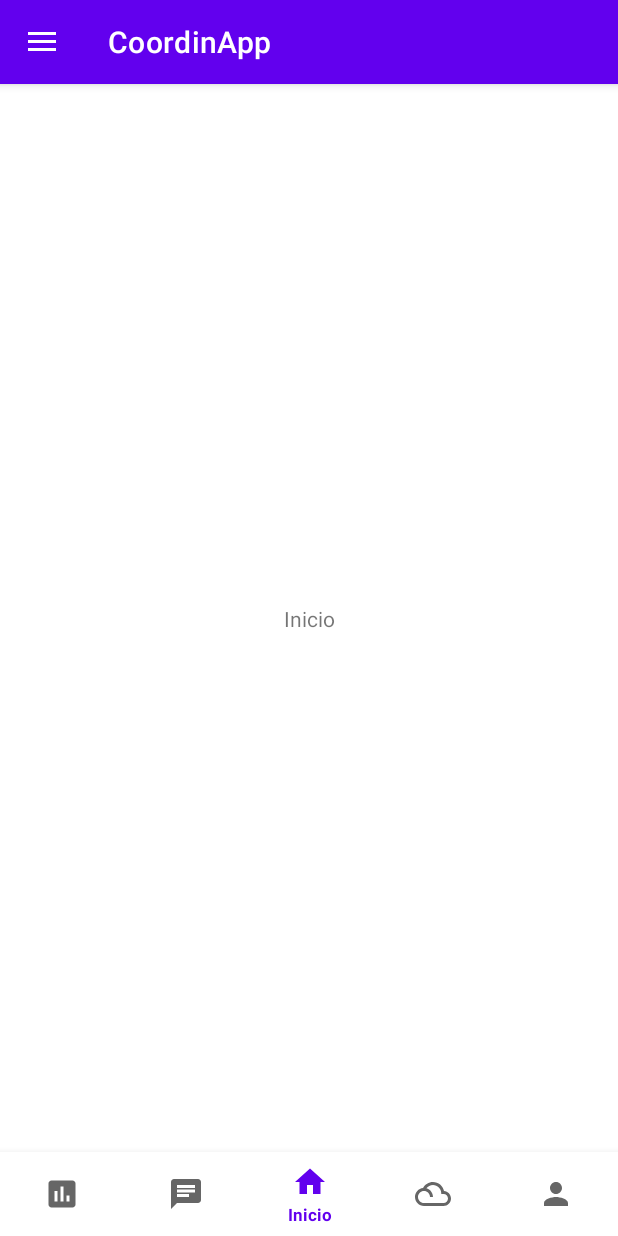
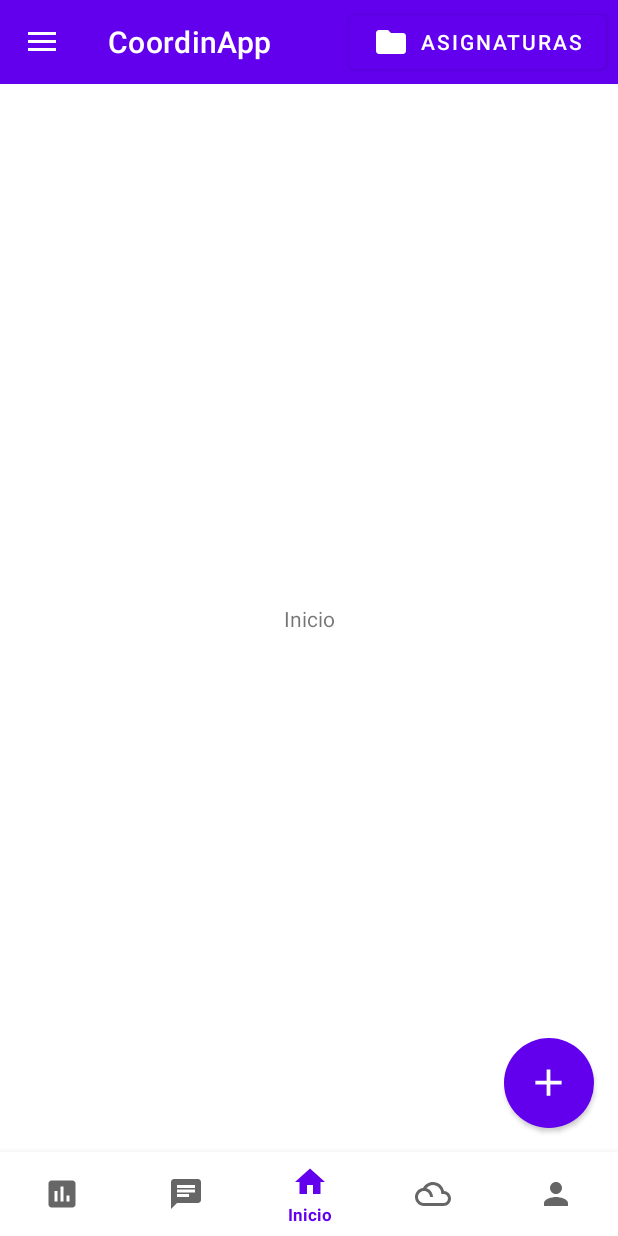
Before and after one commit to marmatsan/CoordinApp, an Android app: the screen it shows after launch (MainActivity), item 3 of the bottom bar chosen, on a phone screen of 412 x 824 dp. Run offline under Robolectric (Android 15) with nearby library versions, the light colour scheme and no system bars.

Commit message:
skeleton for subjects menu

```diff
--- a/app/src/main/java/com/elcazadordebaterias/coordinapp/fragments/GroupsFragment.java
+++ b/app/src/main/java/com/elcazadordebaterias/coordinapp/fragments/GroupsFragment.java
@@ -49,7 +49,7 @@ public class GroupsFragment extends Fragment {
         mRecyclerView.setLayoutManager(mLayoutManager);
         mRecyclerView.setAdapter(mAdapter);
 
-        mAddGroup = rootView.findViewById(R.id.fragment_groups_button_addgroup);
+        mAddGroup = rootView.findViewById(R.id.addgroup);
         mAddGroup.setOnClickListener(new View.OnClickListener() {
             @Override
             public void onClick(View view) {
--- a/app/src/main/java/com/elcazadordebaterias/coordinapp/fragments/HomeFragment.java
+++ b/app/src/main/java/com/elcazadordebaterias/coordinapp/fragments/HomeFragment.java
@@ -9,51 +9,11 @@ import androidx.fragment.app.Fragment;
 
 import com.elcazadordebaterias.coordinapp.R;
 
-/**
- * A simple {@link Fragment} subclass.
- * Use the {@link HomeFragment#newInstance} factory method to
- * create an instance of this fragment.
- */
 public class HomeFragment extends Fragment {
-
-    // Rename parameter arguments, choose names that match
-    // the fragment initialization parameters, e.g. ARG_ITEM_NUMBER
-    private static final String ARG_PARAM1 = "param1";
-    private static final String ARG_PARAM2 = "param2";
-
-    // Rename and change types of parameters
-    private String mParam1;
-    private String mParam2;
-
-    public HomeFragment() {
-        // Required empty public constructor
-    }
-
-    /**
-     * Use this factory method to create a new instance of
-     * this fragment using the provided parameters.
-     *
-     * @param param1 Parameter 1.
-     * @param param2 Parameter 2.
-     * @return A new instance of fragment GroupsFragment.
-     */
-    // Rename and change types and number of parameters
-    public static HomeFragment newInstance(String param1, String param2) {
-        HomeFragment fragment = new HomeFragment();
-        Bundle args = new Bundle();
-        args.putString(ARG_PARAM1, param1);
-        args.putString(ARG_PARAM2, param2);
-        fragment.setArguments(args);
-        return fragment;
-    }
 
     @Override
     public void onCreate(Bundle savedInstanceState) {
         super.onCreate(savedInstanceState);
-        if (getArguments() != null) {
-            mParam1 = getArguments().getString(ARG_PARAM1);
-            mParam2 = getArguments().getString(ARG_PARAM2);
-        }
     }
 
     @Override
--- /dev/null
+++ b/app/src/main/res/drawable/ic_baseline_menu_24.xml
@@ -0,0 +1,10 @@
+<vector xmlns:android="http://schemas.android.com/apk/res/android"
+    android:width="24dp"
+    android:height="24dp"
+    android:viewportWidth="24"
+    android:viewportHeight="24"
+    android:tint="?attr/colorControlNormal">
+  <path
+      android:fillColor="@android:color/white"
+      android:pathData="M3,18h18v-2L3,16v2zM3,13h18v-2L3,11v2zM3,6v2h18L21,6L3,6z"/>
+</vector>
--- a/app/src/main/res/layout/activity_main.xml
+++ b/app/src/main/res/layout/activity_main.xml
@@ -14,8 +14,8 @@
         android:layout_height="match_parent"
         android:orientation="vertical">
 
-        <com.google.android.material.appbar.AppBarLayout
-            android:id="@+id/appBarLayout"
+        <androidx.coordinatorlayout.widget.CoordinatorLayout
+            android:id="@+id/coordinatorLayout"
             android:layout_width="match_parent"
             android:layout_height="wrap_content"
             app:layout_constraintBottom_toTopOf="@+id/fragment_container"
@@ -23,24 +23,31 @@
             app:layout_constraintStart_toStartOf="parent"
             app:layout_constraintTop_toTopOf="parent">
 
-            <com.google.android.material.appbar.MaterialToolbar
-                android:id="@+id/topAppBar"
-                style="@style/Widget.MaterialComponents.Toolbar.Primary"
+            <com.google.android.material.appbar.AppBarLayout
+                android:id="@+id/appBarLayout"
                 android:layout_width="match_parent"
-                android:layout_height="?attr/actionBarSize"
-                app:title="@string/app_name"
-                android:elevation="4dp"/>
+                android:layout_height="wrap_content"
+                app:layout_constraintBottom_toTopOf="@+id/fragment_container"
+                app:layout_constraintEnd_toEndOf="parent"
+                app:layout_constraintStart_toStartOf="parent"
+                app:layout_constraintTop_toTopOf="parent">
 
-        </com.google.android.material.appbar.AppBarLayout>
+                <include
+                    android:id="@+id/topAppBar"
+                    layout="@layout/topappbar" />
+
+            </com.google.android.material.appbar.AppBarLayout>
+
+        </androidx.coordinatorlayout.widget.CoordinatorLayout>
 
         <FrameLayout
             android:id="@+id/fragment_container"
             android:layout_width="match_parent"
             android:layout_height="0dp"
-            app:layout_constraintBottom_toTopOf="@id/bottom_navigation_view"
+            app:layout_constraintBottom_toTopOf="@+id/bottom_navigation_view"
             app:layout_constraintEnd_toEndOf="parent"
             app:layout_constraintStart_toStartOf="parent"
-            app:layout_constraintTop_toBottomOf="@+id/appBarLayout" />
+            app:layout_constraintTop_toBottomOf="@+id/coordinatorLayout" />
 
         <com.google.android.material.bottomnavigation.BottomNavigationView
             android:id="@+id/bottom_navigation_view"
--- /dev/null
+++ b/app/src/main/res/layout/button_add.xml
@@ -0,0 +1,19 @@
+<?xml version="1.0" encoding="utf-8"?>
+<com.google.android.material.button.MaterialButton xmlns:android="http://schemas.android.com/apk/res/android"
+    xmlns:app="http://schemas.android.com/apk/res-auto"
+    android:layout_width="60dp"
+    android:layout_height="60dp"
+    android:layout_marginEnd="16dp"
+    android:layout_marginBottom="16dp"
+    android:insetLeft="0dp"
+    android:insetTop="0dp"
+    android:insetRight="0dp"
+    android:insetBottom="0dp"
+    android:padding="0dp"
+    app:icon="@drawable/ic_baseline_add_24"
+    app:iconGravity="textStart"
+    app:iconPadding="0dp"
+    app:iconSize="30dp"
+    app:layout_constraintBottom_toBottomOf="parent"
+    app:layout_constraintEnd_toEndOf="parent"
+    app:shapeAppearanceOverlay="@style/ShapeAppearanceOverlay.CoordinApp.Button.CircleAdd" />
--- a/app/src/main/res/layout/fragment_home.xml
+++ b/app/src/main/res/layout/fragment_home.xml
@@ -16,4 +16,10 @@
         app:layout_constraintStart_toStartOf="parent"
         app:layout_constraintTop_toTopOf="parent" />
 
+    <include
+        layout="@layout/button_add"
+        android:id="@+id/addsubject"
+        app:layout_constraintBottom_toBottomOf="parent"
+        app:layout_constraintEnd_toEndOf="parent" />
+
 </androidx.constraintlayout.widget.ConstraintLayout>
--- /dev/null
+++ b/app/src/main/res/layout/topappbar.xml
@@ -0,0 +1,23 @@
+<?xml version="1.0" encoding="utf-8"?>
+<com.google.android.material.appbar.MaterialToolbar xmlns:android="http://schemas.android.com/apk/res/android"
+    xmlns:app="http://schemas.android.com/apk/res-auto"
+    style="@style/Widget.MaterialComponents.Toolbar.Primary"
+    android:layout_width="match_parent"
+    android:layout_height="?attr/actionBarSize"
+    android:elevation="4dp"
+    app:title="@string/app_name"
+    app:navigationIcon = "@drawable/ic_baseline_menu_24"
+    app:menu="@menu/topappbar_menu">
+
+    <com.google.android.material.button.MaterialButton
+        android:id="@+id/popupButton"
+        android:text="@string/asignaturas"
+        android:layout_width="wrap_content"
+        android:layout_height="wrap_content"
+        android:layout_gravity="end"
+        android:layout_marginEnd="8dp"
+        android:onClick="openPopupMenu"
+        app:icon="@drawable/ic_baseline_folder_24"
+        />
+
+</com.google.android.material.appbar.MaterialToolbar>
--- a/app/src/main/res/menu/navigationdrawer_menu.xml
+++ b/app/src/main/res/menu/navigationdrawer_menu.xml
@@ -3,11 +3,9 @@
     xmlns:tools="http://schemas.android.com/tools"
     tools:showIn="navigation_view">
 
-    <group android:checkableBehavior="single">
-        <item
-            android:id="@+id/nav_subjects"
-            android:icon="@drawable/ic_baseline_folder_24"
-            android:title="@string/asignaturas" />
-    </group>
+    <item
+        android:id="@+id/nav_subjects"
+        android:icon="@drawable/ic_baseline_folder_24"
+        android:title="@string/asignaturas" />
 
 </menu>
--- /dev/null
+++ b/app/src/main/res/menu/topappbar_menu.xml
@@ -0,0 +1,11 @@
+<?xml version="1.0" encoding="utf-8"?>
+<menu xmlns:android="http://schemas.android.com/apk/res/android">
+
+    <item android:id="@+id/item1"
+        android:title="Item 1"/>
+    <item android:id="@+id/item2"
+        android:title="Item 2"/>
+    <item android:id="@+id/item3"
+        android:title="Item 3"/>
+
+</menu>
```
Also changed, not shown: app/src/main/java/com/elcazadordebaterias/coordinapp/activities/MainActivity.java (+40 -1 lines), app/src/main/java/com/elcazadordebaterias/coordinapp/utils/ListPopupWindowAdapter.java (added, +78 -0 lines), app/src/main/res/layout/fragment_groups.xml (+4 -17 lines), app/src/main/res/layout/item_list_popup_window.xml (added, +22 -0 lines).
